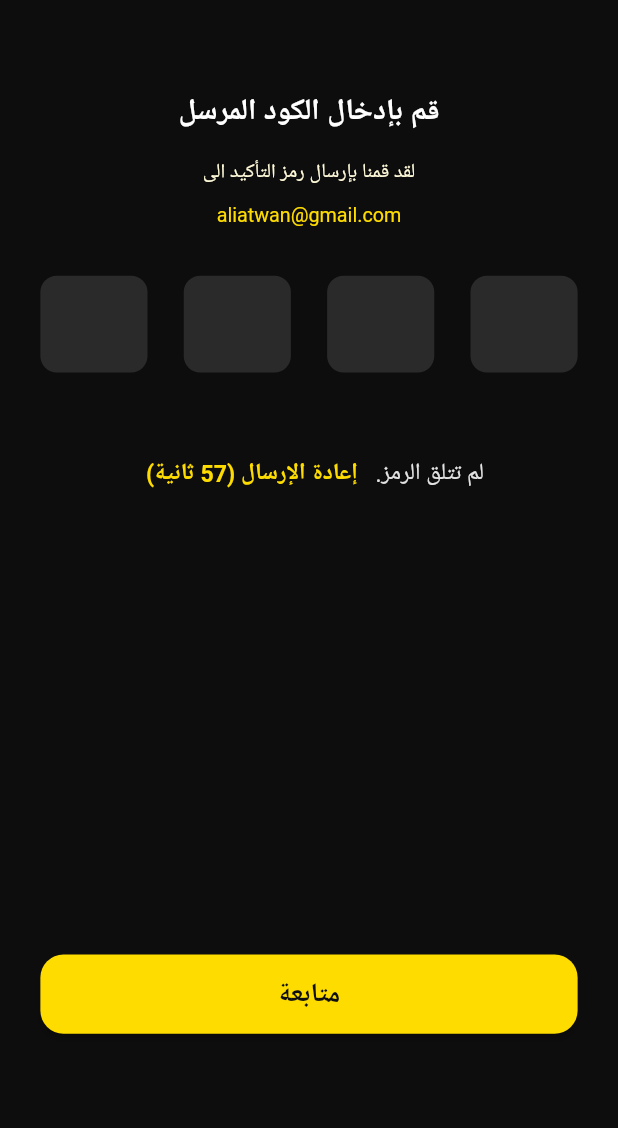
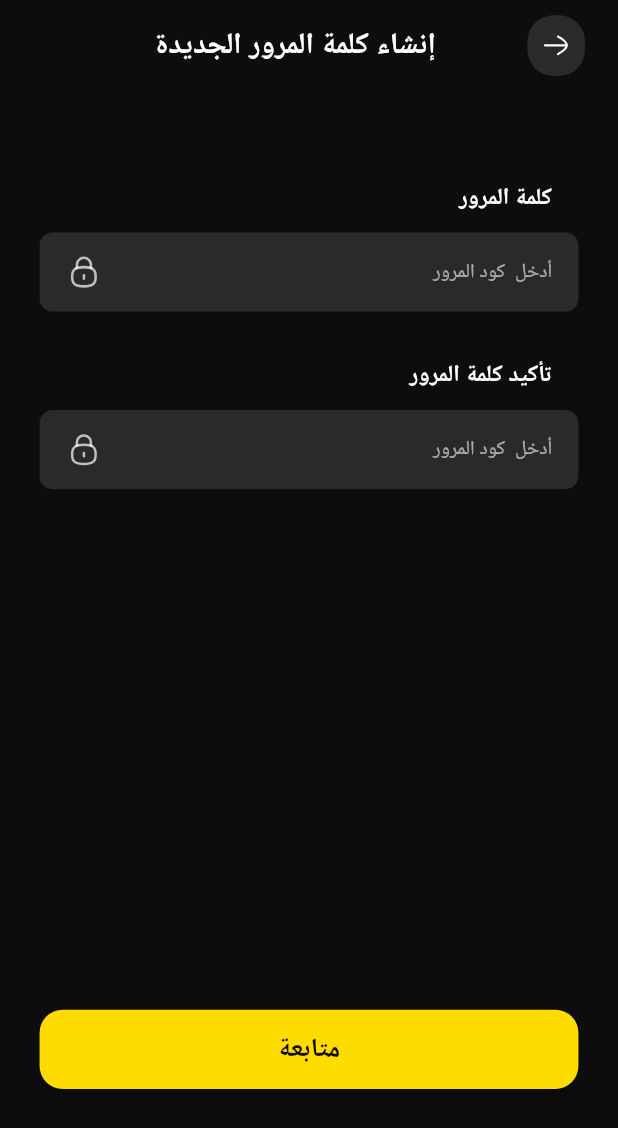
Before and after one commit to ZiadElgaraihe/black-market, a Flutter app: the VerificationCodeViewBody widget shown alone on an empty page, opened directly, after a tap on "متابعة", on a phone screen of 412 x 824 dp. Shown: the top 1128 px of the screen. Run offline on Flutter 3.47's test engine with Material 2 defaults, Android fonts, the phone set to English and light mode, and no system bars; our stand-ins replace flutter_screenutil, flutter_svg, google_fonts; Roboto replaces fonts that are missing (Almarai).

Commit message:
finish reset password view design

```diff
--- /dev/null
+++ b/lib/features/auth/presentation/view/reset_password_view.dart
@@ -0,0 +1,18 @@
+import 'package:black_market/core/presentation/view/app_bars/default_app_bar.dart';
+import 'package:black_market/features/auth/presentation/view/widgets/reset_password_view_body.dart';
+import 'package:flutter/material.dart';
+
+class ResetPasswordView extends StatelessWidget {
+  const ResetPasswordView({super.key});
+
+  @override
+  Widget build(BuildContext context) {
+    return GestureDetector(
+      onTap: () => FocusManager.instance.primaryFocus!.unfocus(),
+      child: const Scaffold(
+        appBar: DefaultAppBar(title: 'إنشاء كلمة المرور الجديدة'),
+        body: ResetPasswordViewBody(),
+      ),
+    );
+  }
+}
--- /dev/null
+++ b/lib/features/auth/presentation/view/widgets/reset_password_view_body.dart
@@ -0,0 +1,45 @@
+import 'package:black_market/core/presentation/view/buttons/default_button.dart';
+import 'package:black_market/core/presentation/view/sections/user_data_section.dart';
+import 'package:black_market/core/utils/app_icons.dart';
+import 'package:flutter/material.dart';
+import 'package:flutter_screenutil/flutter_screenutil.dart';
+
+class ResetPasswordViewBody extends StatelessWidget {
+  const ResetPasswordViewBody({super.key});
+
+  @override
+  Widget build(BuildContext context) {
+    return SingleChildScrollView(
+      physics: const BouncingScrollPhysics(),
+      child: Padding(
+        padding: EdgeInsets.symmetric(horizontal: 24.w),
+        child: Column(
+          children: [
+            SizedBox(height: 60.h),
+            const UserDataSection(
+              hintText: 'أدخل  كود المرور',
+              keyboardType: TextInputType.visiblePassword,
+              obscureText: true,
+              sectionTitle: 'كلمة المرور',
+              suffixIcon: AppIcons.assetsIconsLock,
+            ),
+            SizedBox(height: 32.h),
+            const UserDataSection(
+              hintText: 'أدخل  كود المرور',
+              keyboardType: TextInputType.visiblePassword,
+              obscureText: true,
+              sectionTitle: 'تأكيد كلمة المرور',
+              suffixIcon: AppIcons.assetsIconsLock,
+            ),
+            SizedBox(height: 342.h),
+            DefaultButton(
+              onPressed: () {},
+              title: 'متابعة',
+            ),
+            SizedBox(height: 20.h),
+          ],
+        ),
+      ),
+    );
+  }
+}
--- a/lib/features/auth/presentation/view/widgets/verification_code_view_body.dart
+++ b/lib/features/auth/presentation/view/widgets/verification_code_view_body.dart
@@ -1,6 +1,8 @@
+import 'package:black_market/core/animations/left_slide_transition.dart';
 import 'package:black_market/core/presentation/view/buttons/default_button.dart';
 import 'package:black_market/core/utils/app_colors.dart';
 import 'package:black_market/core/utils/text_styles.dart';
+import 'package:black_market/features/auth/presentation/view/reset_password_view.dart';
 import 'package:black_market/features/auth/presentation/view/widgets/rows/otp_row.dart';
 import 'package:black_market/features/auth/presentation/view/widgets/rows/resend_code_row.dart';
 import 'package:flutter/material.dart';
@@ -48,7 +50,14 @@ class VerificationCodeViewBody extends StatelessWidget {
             const ResendCodeRow(),
             SizedBox(height: 292.h),
             DefaultButton(
-              onPressed: () {},
+              onPressed: () {
+                Navigator.push(
+                  context,
+                  RightSlideTransition(
+                    page: const ResetPasswordView(),
+                  ),
+                );
+              },
               title: 'متابعة',
             ),
             SizedBox(height: 20.h),
```
